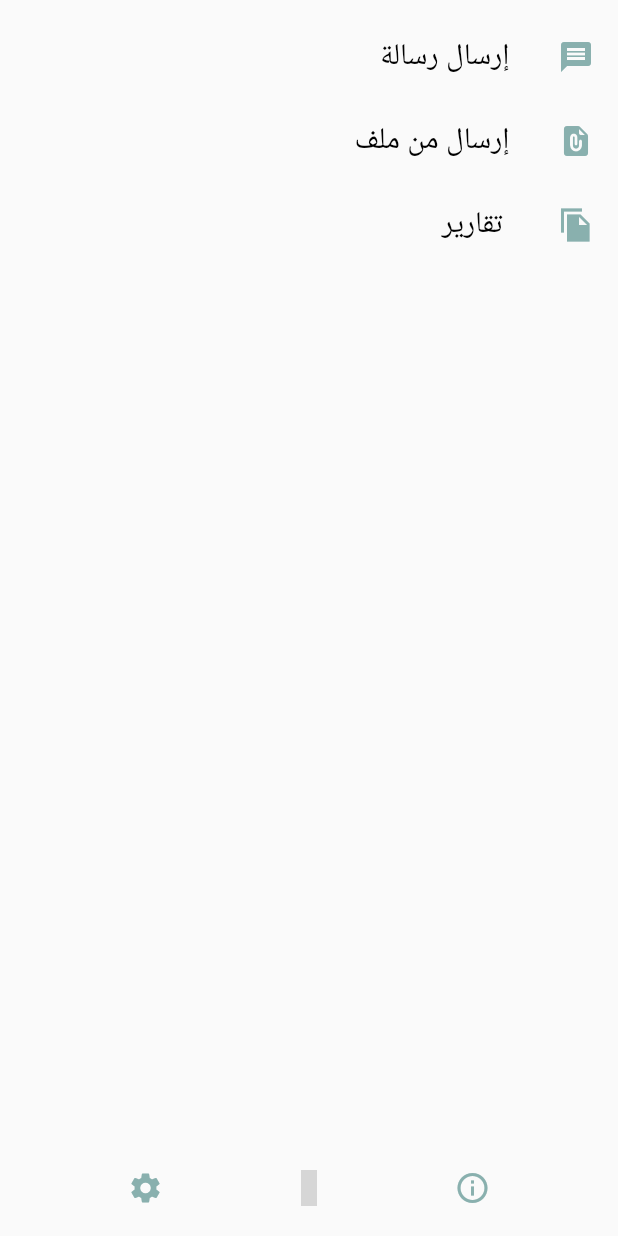
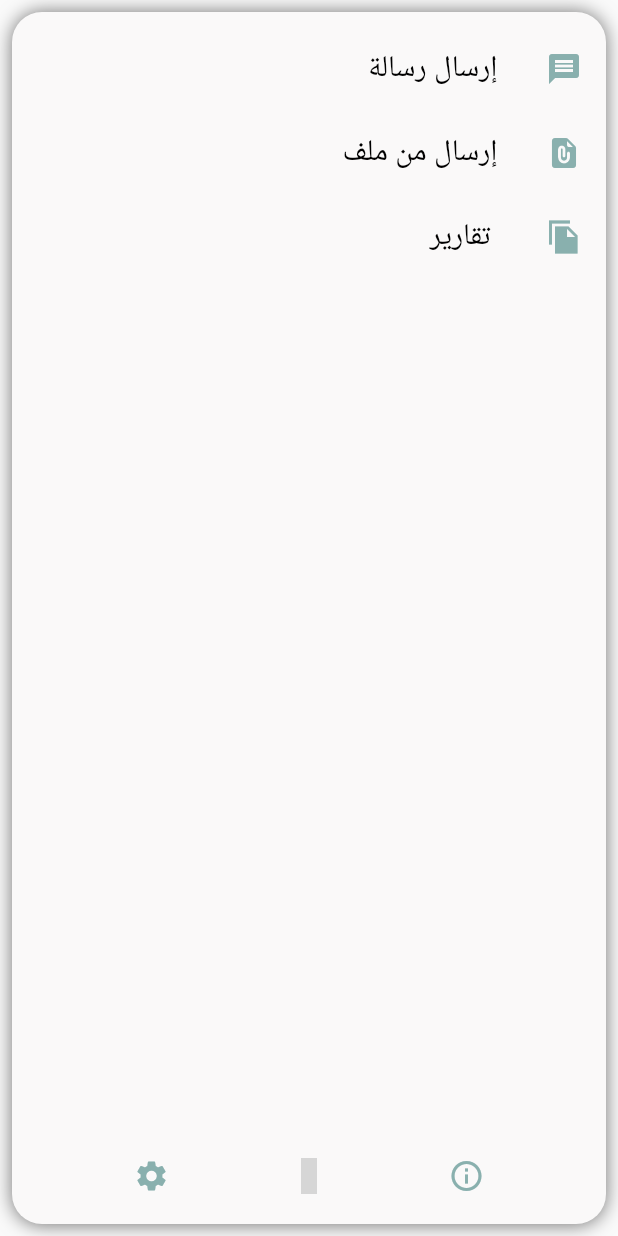
Before and after one commit to d7o-ae/RasilWhatsapp, a Flutter app: the SideMenu widget shown alone on an empty page, opened directly, on a phone screen of 412 x 824 dp. Run offline on Flutter 3.47's test engine with Material 2 defaults, Android fonts, the light colour scheme and no system bars; drawn by our look-alikes of overlay_support; our stand-ins replace google_fonts; missing offline and left inert: month_year_picker; Roboto replaces fonts that are missing (Tajawal); statements that could not run were skipped; grey boxes are pictures that could not be loaded.

```diff
--- a/lib/State/home_page_provider.dart
+++ b/lib/State/home_page_provider.dart
@@ -24,6 +24,8 @@ class HomePageProvider extends ChangeNotifier {
     }
   }
 
+  validate() {}
+
 // #### GETTERS AND SETTERS
   set(String name) {
     _currentSelectedScreen = name;
--- a/lib/constants/constants.dart
+++ b/lib/constants/constants.dart
@@ -47,7 +47,12 @@ TextStyle kStyleBodyWhite = GoogleFonts.tajawal(textStyle: _kStyleBodyWhite);
 Image kAppLogo = Image.network(
     'https://tech-code.net/wp-content/uploads/2020/03/cropped-tech-code-logo.png');
 
-// Variables
+// Regular Expressions
+final mobileNumbersRE = RegExp("^(([0-9]+(-[0-9]+)?(,|\$))+)\$");
+
+// Sizes
+const double elementsGap = 10;
+const double borderRadius = 20;
 
 // Strings
 const String kAppName = 'Tech-Code Projects Management System';
@@ -57,10 +62,6 @@ final totalsCollection = 'totals';
 final categoriesCollection = 'categories';
 final noCategoriesFound = "لم يتم العثور على تصنيفات";
 final somethingWrong = "حصل خطأ ما";
-
-// Categoreis Types
-// مصروف = 1
-// 0 = دخل
 
 // ############## ASSETS #############
 
--- a/lib/screens/home_page.dart
+++ b/lib/screens/home_page.dart
@@ -29,7 +29,6 @@ class HomePage extends StatelessWidget {
         Expanded(
           flex: 4,
           child: Container(
-            color: cons.kDark,
             child: Consumer<HomePageProvider>(
               builder: ((context, provider, child) {
                 String name = provider.getScreenName;
--- a/lib/screens/send_from_file.dart
+++ b/lib/screens/send_from_file.dart
@@ -9,6 +9,6 @@ import 'package:rasil_whatsapp/widgets/side_menu.dart';
 class SendFromFile extends StatelessWidget {
   @override
   Widget build(BuildContext context) {
-    return Text("send from file");
+    return Text("from file");
   }
 }
--- a/lib/widgets/side_menu.dart
+++ b/lib/widgets/side_menu.dart
@@ -1,3 +1,5 @@
+// ignore_for_file: prefer_const_constructors
+
 import 'package:flutter/material.dart';
 import 'package:provider/provider.dart';
 import 'package:rasil_whatsapp/State/home_page_provider.dart';
@@ -11,7 +13,23 @@ class SideMenu extends StatelessWidget {
   Widget build(BuildContext context) {
     return Consumer<HomePageProvider>(
       builder: (context, provider, child) {
-        return Column(
+        return Padding(
+          padding: const EdgeInsets.all(8.0),
+          child: Container(
+            decoration: BoxDecoration(
+              borderRadius: BorderRadius.circular(20),
+              border: Border(),
+              color: cons.kWhite,
+              // ignore: prefer_const_literals_to_create_immutables
+              boxShadow: <BoxShadow>[
+                // shadow color and radius
+                BoxShadow(
+                    color: Colors.black54,
+                    blurRadius: 10.0,
+                    offset: Offset(0.0, 0.40))
+              ],
+            ),
+            child: Column(
               mainAxisAlignment: MainAxisAlignment.spaceBetween,
               crossAxisAlignment: CrossAxisAlignment.start,
               children: <Widget>[
@@ -95,6 +113,8 @@ class SideMenu extends StatelessWidget {
                   height: 20,
                 )
               ],
+            ),
+          ),
         );
       },
     );
--- a/pubspec.yaml
+++ b/pubspec.yaml
@@ -44,6 +44,7 @@ dependencies:
   http: ^0.13.1
   overlay_support: ^2.0.1
   month_year_picker: ^0.2.0+2
+  url_launcher: ^6.1.6
 
 
 dev_dependencies:
```
Also changed, not shown: lib/State/send_message_provider.dart (added, +15 -0 lines), lib/screens/send_message.dart (+121 -6 lines), pubspec.lock, 5 other files. Lines whose indentation alone changed are shown as unchanged.
